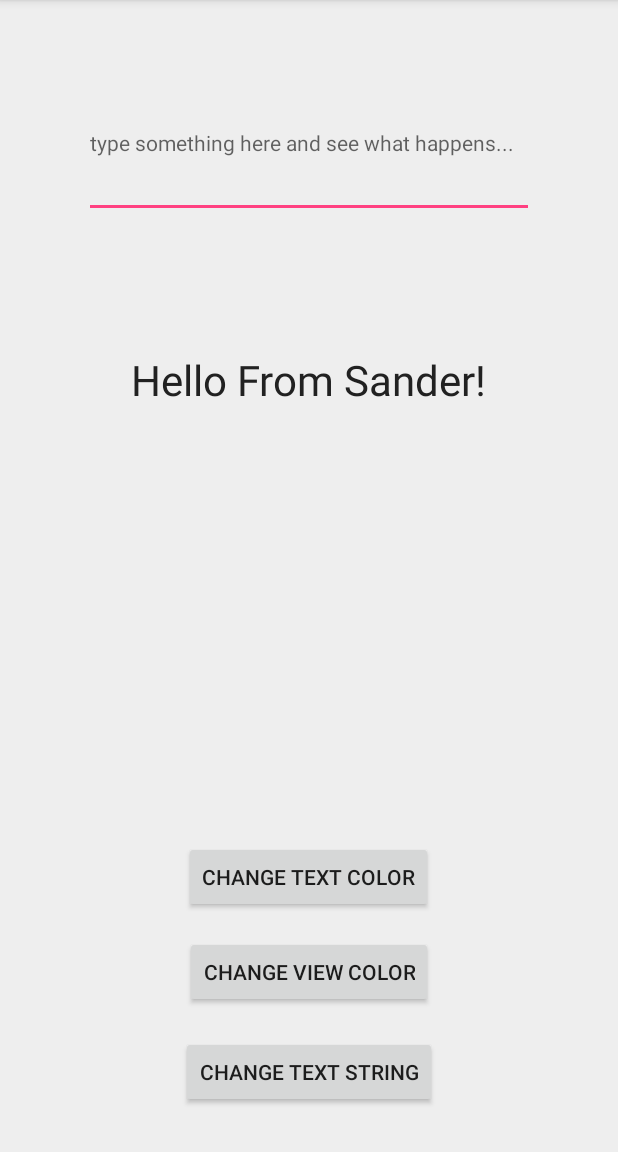
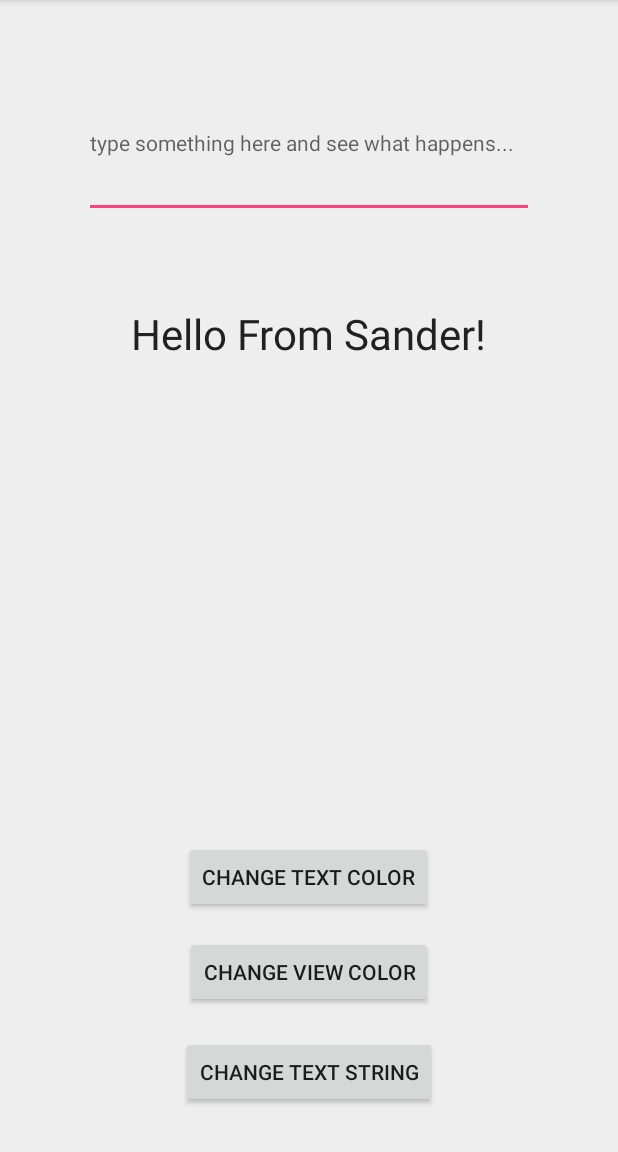
Before and after one commit to sanderhelleso/androidPreworkCodePath, an Android app: the screen it shows after launch (MainActivity), on a phone screen of 412 x 824 dp, the part 84-1236 px from its top. Run offline under Robolectric (Android 15) with nearby library versions, the phone set to English and light mode, and no system bars.

```diff
--- a/app/src/main/res/layout/activity_main.xml
+++ b/app/src/main/res/layout/activity_main.xml
@@ -25,7 +25,7 @@
         android:layout_height="wrap_content"
         android:layout_alignParentTop="true"
         android:layout_centerHorizontal="true"
-        android:layout_marginTop="234dp"
+        android:layout_marginTop="203dp"
         android:lineSpacingExtra="14sp"
         android:text="Hello From Sander!"
         android:textColor="@color/colorBlack"
```
Also changed, not shown: app/src/main/java/com/andoirdpreworkcodepath/sande/androidpreworkcodepath/MainActivity.java (+7 -2 lines), 1 other file.
